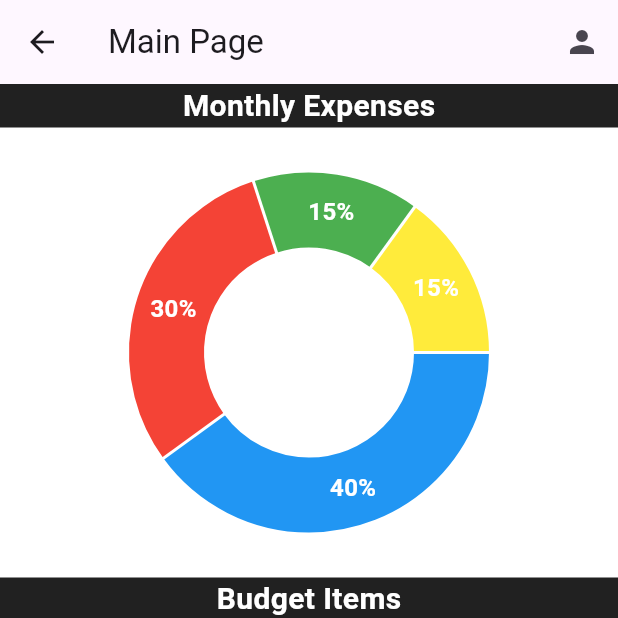
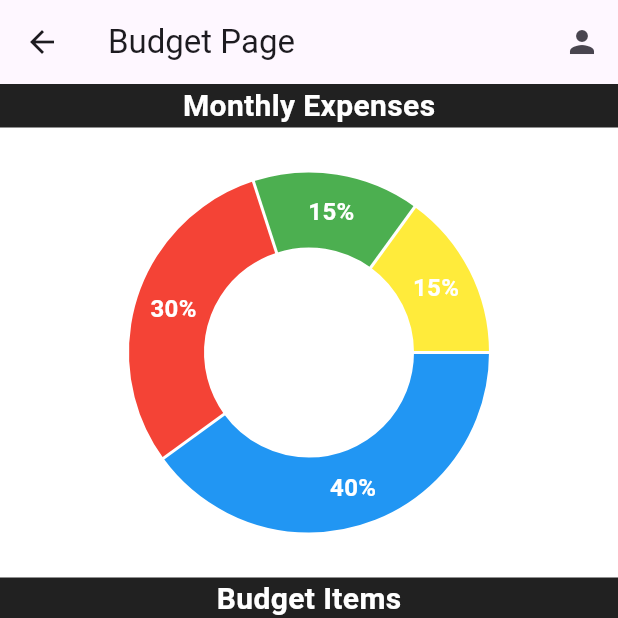
Before and after one commit to SP26-GreenBudgetApp-2024/DontGoBroke-App, a Flutter app: the BudgetPage screen opened directly, on a phone screen of 412 x 824 dp, the top half of it. Run offline on Flutter 3.47's test engine with Material 3 defaults, Android fonts, the phone set to English and light mode, and no system bars; drawn by our look-alikes of fl_chart.

Commit message:
changed main page to budget page on budget page

```diff
--- a/dont_go_broke/lib/screens/budget_page.dart
+++ b/dont_go_broke/lib/screens/budget_page.dart
@@ -27,7 +27,7 @@ class _BudgetPageState extends State<BudgetPage> {
     return Scaffold(
       backgroundColor: Colors.white,
       appBar: AppBar(
-        title: const Text("Main Page"),
+        title: const Text("Budget Page"),
         actions: [
           IconButton(
             icon: const Icon(Icons.person),
@@ -58,10 +58,10 @@ class _BudgetPageState extends State<BudgetPage> {
           ),
 
           // donut chart which comes after the monthly expenses container
-          SizedBox(
+          const SizedBox(
             height: 300,
             child: Padding(
-              padding: const EdgeInsets.all(16.0),
+              padding: EdgeInsets.all(16.0),
               child: DonutChart(),
             ),
           ),
```
